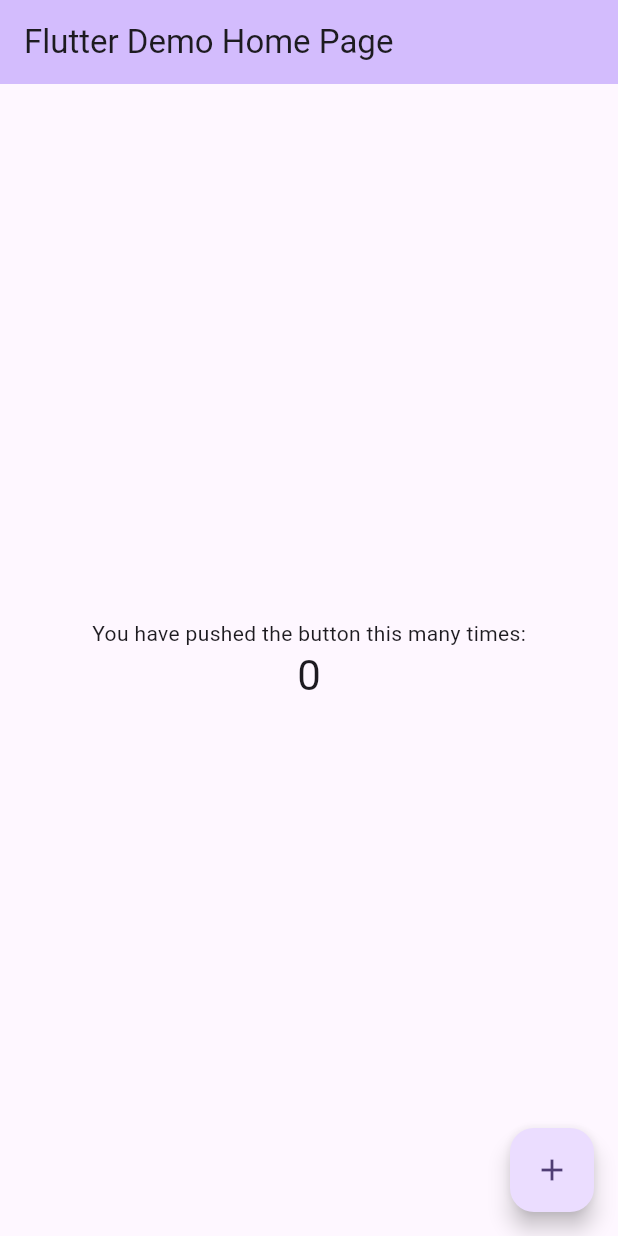
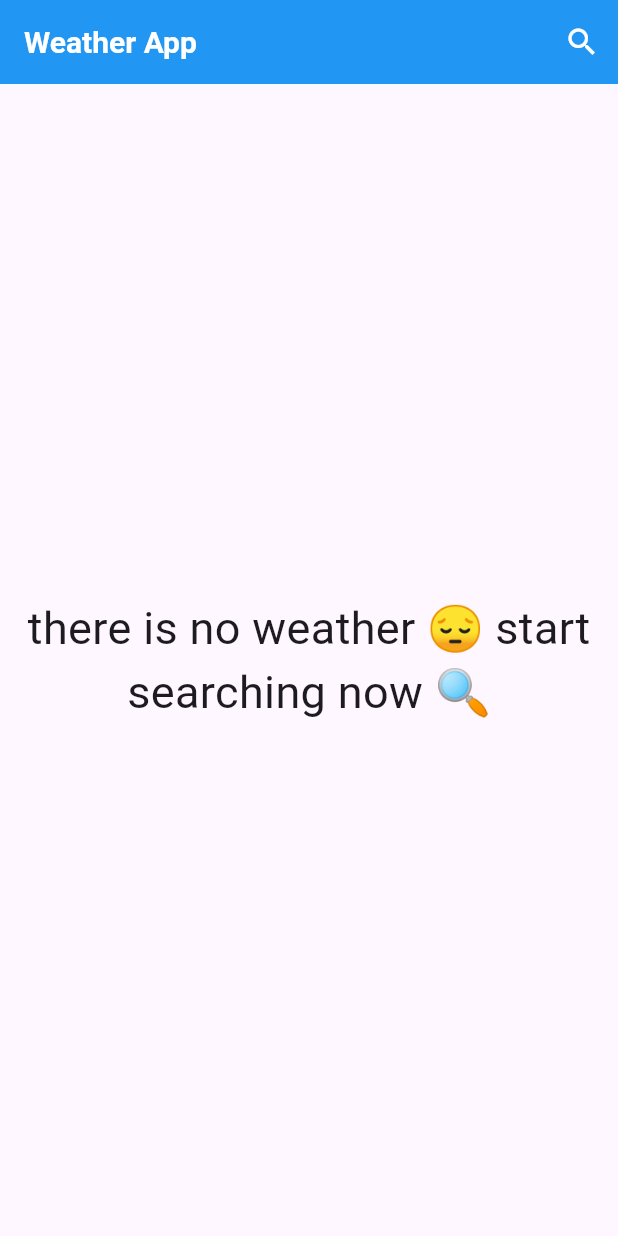
Before and after one commit to Ranatarek22/Weather-App, a Flutter app: the screen it shows after launch, on a phone screen of 412 x 824 dp. Run offline on Flutter 3.47's test engine with Material 3 defaults, Android fonts, the phone set to English and light mode, and no system bars; our stand-ins replace dio.

```diff
--- a/lib/main.dart
+++ b/lib/main.dart
@@ -1,125 +1,17 @@
 import 'package:flutter/material.dart';
+import 'package:weather_app/views/home_view.dart';
 
 void main() {
-  runApp(const MyApp());
+  runApp(const WeatherApp());
 }
 
-class MyApp extends StatelessWidget {
-  const MyApp({super.key});
+class WeatherApp extends StatelessWidget {
+  const WeatherApp({Key? key}) : super(key: key);
 
-  // This widget is the root of your application.
   @override
   Widget build(BuildContext context) {
-    return MaterialApp(
-      title: 'Flutter Demo',
-      theme: ThemeData(
-        // This is the theme of your application.
-        //
-        // TRY THIS: Try running your application with "flutter run". You'll see
-        // the application has a purple toolbar. Then, without quitting the app,
-        // try changing the seedColor in the colorScheme below to Colors.green
-        // and then invoke "hot reload" (save your changes or press the "hot
-        // reload" button in a Flutter-supported IDE, or press "r" if you used
-        // the command line to start the app).
-        //
-        // Notice that the counter didn't reset back to zero; the application
-        // state is not lost during the reload. To reset the state, use hot
-        // restart instead.
-        //
-        // This works for code too, not just values: Most code changes can be
-        // tested with just a hot reload.
-        colorScheme: ColorScheme.fromSeed(seedColor: Colors.deepPurple),
-        useMaterial3: true,
-      ),
-      home: const MyHomePage(title: 'Flutter Demo Home Page'),
+    return const MaterialApp(
+      home: HomeView(),
     );
   }
 }
-
-class MyHomePage extends StatefulWidget {
-  const MyHomePage({super.key, required this.title});
-
-  // This widget is the home page of your application. It is stateful, meaning
-  // that it has a State object (defined below) that contains fields that affect
-  // how it looks.
-
-  // This class is the configuration for the state. It holds the values (in this
-  // case the title) provided by the parent (in this case the App widget) and
-  // used by the build method of the State. Fields in a Widget subclass are
-  // always marked "final".
-
-  final String title;
-
-  @override
-  State<MyHomePage> createState() => _MyHomePageState();
-}
-
-class _MyHomePageState extends State<MyHomePage> {
-  int _counter = 0;
-
-  void _incrementCounter() {
-    setState(() {
-      // This call to setState tells the Flutter framework that something has
-      // changed in this State, which causes it to rerun the build method below
-      // so that the display can reflect the updated values. If we changed
-      // _counter without calling setState(), then the build method would not be
-      // called again, and so nothing would appear to happen.
-      _counter++;
-    });
-  }
-
-  @override
-  Widget build(BuildContext context) {
-    // This method is rerun every time setState is called, for instance as done
-    // by the _incrementCounter method above.
-    //
-    // The Flutter framework has been optimized to make rerunning build methods
-    // fast, so that you can just rebuild anything that needs updating rather
-    // than having to individually change instances of widgets.
-    return Scaffold(
-      appBar: AppBar(
-        // TRY THIS: Try changing the color here to a specific color (to
-        // Colors.amber, perhaps?) and trigger a hot reload to see the AppBar
-        // change color while the other colors stay the same.
-        backgroundColor: Theme.of(context).colorScheme.inversePrimary,
-        // Here we take the value from the MyHomePage object that was created by
-        // the App.build method, and use it to set our appbar title.
-        title: Text(widget.title),
-      ),
-      body: Center(
-        // Center is a layout widget. It takes a single child and positions it
-        // in the middle of the parent.
-        child: Column(
-          // Column is also a layout widget. It takes a list of children and
-          // arranges them vertically. By default, it sizes itself to fit its
-          // children horizontally, and tries to be as tall as its parent.
-          //
-          // Column has various properties to control how it sizes itself and
-          // how it positions its children. Here we use mainAxisAlignment to
-          // center the children vertically; the main axis here is the vertical
-          // axis because Columns are vertical (the cross axis would be
-          // horizontal).
-          //
-          // TRY THIS: Invoke "debug painting" (choose the "Toggle Debug Paint"
-          // action in the IDE, or press "p" in the console), to see the
-          // wireframe for each widget.
-          mainAxisAlignment: MainAxisAlignment.center,
-          children: <Widget>[
-            const Text(
-              'You have pushed the button this many times:',
-            ),
-            Text(
-              '$_counter',
-              style: Theme.of(context).textTheme.headlineMedium,
-            ),
-          ],
-        ),
-      ),
-      floatingActionButton: FloatingActionButton(
-        onPressed: _incrementCounter,
-        tooltip: 'Increment',
-        child: const Icon(Icons.add),
-      ), // This trailing comma makes auto-formatting nicer for build methods.
-    );
-  }
-}
--- /dev/null
+++ b/lib/views/home_view.dart
@@ -0,0 +1,42 @@
+import 'package:flutter/material.dart';
+import 'package:weather_app/views/search_view.dart';
+import 'package:weather_app/widgets/no_weather_body.dart';
+
+class HomeView extends StatelessWidget {
+  const HomeView({Key? key}) : super(key: key);
+
+  @override
+  Widget build(BuildContext context) {
+    return Scaffold(
+      appBar: AppBar(
+        title: const Text(
+          'Weather App',
+          style: TextStyle(
+            color: Colors.white,
+            fontSize: 20,
+            fontWeight: FontWeight.bold,
+          ),
+        ),
+        backgroundColor: Colors.blue,
+        actions: [
+          IconButton(
+            onPressed: () {
+              Navigator.of(context).push(
+                MaterialPageRoute(
+                  builder: (context) {
+                    return SearchView();
+                  },
+                ),
+              );
+            },
+            icon: const Icon(
+              Icons.search,
+              color: Colors.white,
+            ),
+          )
+        ],
+      ),
+      body: const NoWeatherBody(),
+    );
+  }
+}
--- /dev/null
+++ b/lib/widgets/no_weather_body.dart
@@ -0,0 +1,33 @@
+import 'package:flutter/material.dart';
+
+class NoWeatherBody extends StatelessWidget {
+  const NoWeatherBody({
+    Key? key,
+  }) : super(key: key);
+
+  @override
+  Widget build(BuildContext context) {
+    return const Padding(
+      padding: EdgeInsets.symmetric(horizontal: 16),
+      child: Center(
+        child: Column(
+          mainAxisSize: MainAxisSize.min,
+          children: [
+            Text(
+              'there is no weather 😔 start',
+              style: TextStyle(
+                fontSize: 30,
+              ),
+            ),
+            Text(
+              'searching now 🔍',
+              style: TextStyle(
+                fontSize: 30,
+              ),
+            )
+          ],
+        ),
+      ),
+    );
+  }
+}
```
Also changed, not shown: lib/models/weather_model.dart (added, +29 -0 lines), lib/services/weather_service.dart (added, +25 -0 lines), lib/views/search_view.dart (added, +55 -0 lines), lib/widgets/weather_info_body.dart (added, +74 -0 lines), pubspec.yaml (+7 -7 lines), assets/images/clear.png (added), assets/images/cloudy.png (added), assets/images/rainy.png (added), assets/images/snow.png (added), assets/images/thunderstorm.png (added), pubspec.lock.
